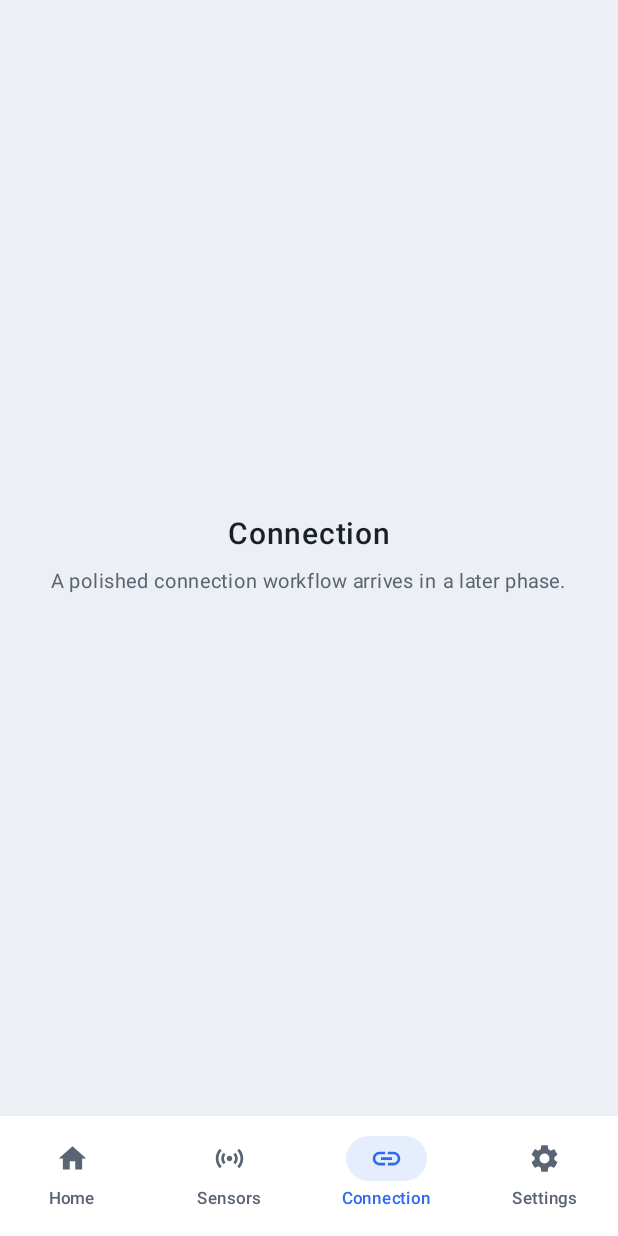
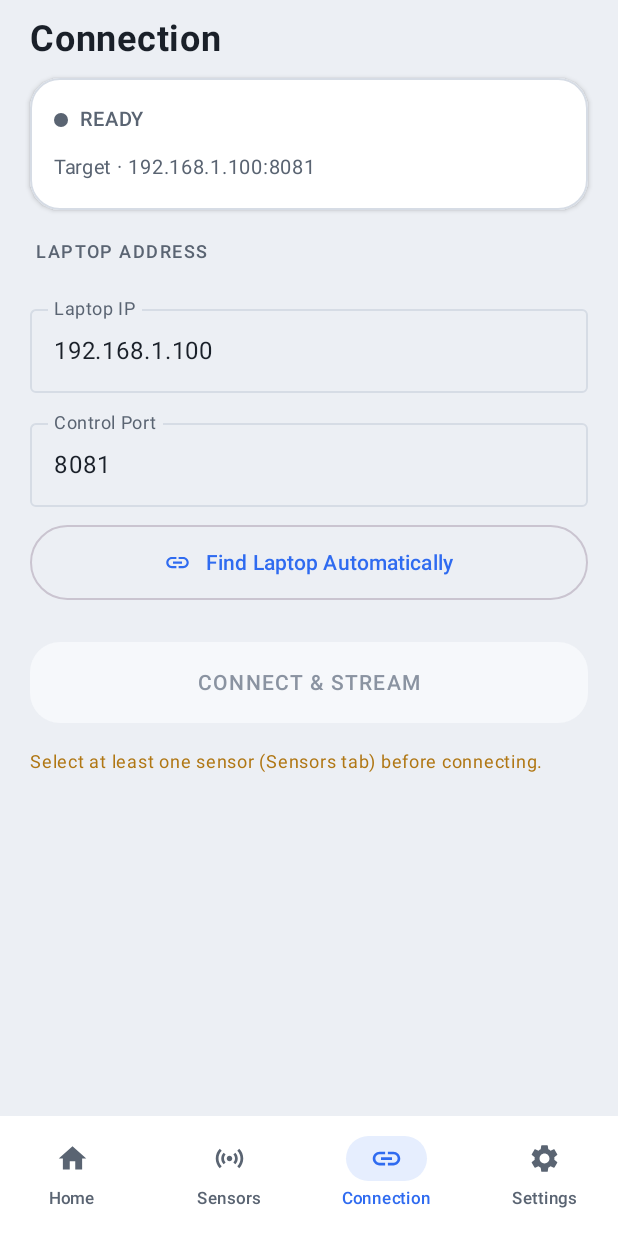
Before and after one commit to devamwork01/mobile_to_ROS, an Android app built with Jetpack Compose: the screen it shows after launch (MainActivity), item 3 of the bottom bar chosen, on a phone screen of 412 x 824 dp. Run offline under Robolectric (Android 15) with nearby library versions, the phone set to English and light mode, and no system bars.

Commit message:
feat(phone-ui): Connection screen — editable IP/port + Find Laptop + connect/disconnect
Replaces the Connection placeholder: status card (badge/host/latency/packets),
editable Laptop IP + Control Port fields (vm.setHost/setPort, locked while
connected), 'Find Laptop Automatically' (vm.discover with progress), and a
Connect/Disconnect action (vm.toggleStreaming) with a no-sensors hint. Restores
the ability to target + connect to the laptop from the redesigned UI.

Co-Authored-By: Claude Opus 4.8 <noreply@anthropic.com>

```diff
--- a/android/app/src/main/java/com/sensorstream/ui/AppScaffold.kt
+++ b/android/app/src/main/java/com/sensorstream/ui/AppScaffold.kt
@@ -23,6 +23,7 @@ import com.sensorstream.ui.components.SsIcons
 import com.sensorstream.ui.nav.AppNav
 import com.sensorstream.ui.nav.Screen
 import com.sensorstream.ui.nav.rememberAppNav
+import com.sensorstream.ui.screens.ConnectionScreen
 import com.sensorstream.ui.screens.HomeScreen
 import com.sensorstream.ui.screens.SensorDetailScreen
 import com.sensorstream.ui.screens.SensorsScreen
@@ -80,7 +81,7 @@ private fun AppContent(vm: StreamViewModel, nav: AppNav, current: Screen) {
     when (current) {
         is Screen.Home -> HomeScreen(vm, nav)
         is Screen.Sensors -> SensorsScreen(vm, nav)
-        is Screen.Connection -> Placeholder("Connection", "A polished connection workflow arrives in a later phase.")
+        is Screen.Connection -> ConnectionScreen(vm)
         is Screen.Settings -> Placeholder("Settings", "Theme, units and 3D preferences arrive in a later phase.")
         is Screen.Detail -> SensorDetailScreen(vm, nav, current.handle)
     }
--- /dev/null
+++ b/android/app/src/main/java/com/sensorstream/ui/screens/ConnectionScreen.kt
@@ -0,0 +1,162 @@
+package com.sensorstream.ui.screens
+
+import androidx.compose.foundation.layout.Arrangement
+import androidx.compose.foundation.layout.Column
+import androidx.compose.foundation.layout.Row
+import androidx.compose.foundation.layout.Spacer
+import androidx.compose.foundation.layout.fillMaxWidth
+import androidx.compose.foundation.layout.height
+import androidx.compose.foundation.layout.padding
+import androidx.compose.foundation.layout.size
+import androidx.compose.foundation.rememberScrollState
+import androidx.compose.foundation.text.KeyboardOptions
+import androidx.compose.foundation.verticalScroll
+import androidx.compose.material3.CircularProgressIndicator
+import androidx.compose.material3.OutlinedButton
+import androidx.compose.material3.OutlinedTextField
+import androidx.compose.material3.OutlinedTextFieldDefaults
+import androidx.compose.material3.Text
+import androidx.compose.runtime.Composable
+import androidx.compose.runtime.collectAsState
+import androidx.compose.runtime.getValue
+import androidx.compose.ui.Alignment
+import androidx.compose.ui.Modifier
+import androidx.compose.ui.text.font.FontWeight
+import androidx.compose.ui.text.input.KeyboardType
+import androidx.compose.ui.unit.dp
+import androidx.compose.ui.unit.sp
+import androidx.compose.material3.ButtonDefaults
+import androidx.compose.material3.Icon
+import com.sensorstream.ui.components.PrimaryActionButton
+import com.sensorstream.ui.components.SectionHeader
+import com.sensorstream.ui.components.SsCard
+import com.sensorstream.ui.components.SsIcons
+import com.sensorstream.ui.components.StatusBadge
+import com.sensorstream.ui.components.StreamPhase
+import com.sensorstream.ui.components.phase
+import com.sensorstream.ui.signal.Fmt
+import com.sensorstream.ui.theme.Ss
+import com.sensorstream.ui.theme.SsDims
+import com.sensorstream.ui.theme.SsType
+import com.sensorstream.vm.StreamViewModel
+
+@Composable
+fun ConnectionScreen(vm: StreamViewModel) {
+    val state by vm.engineState.collectAsState()
+    val sel by vm.sel.collectAsState()
+    val discovering by vm.discovering.collectAsState()
+    val c = Ss.colors
+
+    val phase = state.phase()
+    val active = phase == StreamPhase.STREAMING || state.connecting || state.connected
+    val fieldsEnabled = !active // don't edit target while connected
+
+    val tfColors = OutlinedTextFieldDefaults.colors(
+        focusedBorderColor = c.accent,
+        unfocusedBorderColor = c.line,
+        focusedTextColor = c.fg,
+        unfocusedTextColor = c.fg,
+        focusedLabelColor = c.accent,
+        unfocusedLabelColor = c.muted,
+        cursorColor = c.accent,
+        disabledBorderColor = c.line,
+        disabledTextColor = c.muted,
+        disabledLabelColor = c.faint,
+    )
+
+    Column(
+        Modifier.fillMaxWidth().verticalScroll(rememberScrollState())
+            .padding(horizontal = SsDims.screenPad, vertical = SsDims.gap),
+        verticalArrangement = Arrangement.spacedBy(SsDims.gap),
+    ) {
+        Text("Connection", color = c.fg, fontSize = 24.sp, fontWeight = FontWeight.Bold)
+
+        // Status card
+        SsCard(Modifier.fillMaxWidth()) {
+            Column(verticalArrangement = Arrangement.spacedBy(8.dp)) {
+                Row(Modifier.fillMaxWidth(), horizontalArrangement = Arrangement.SpaceBetween) {
+                    StatusBadge(phase)
+                    Text(if (state.connected || state.streaming) "Wi-Fi" else "", color = c.faint, fontSize = 12.sp)
+                }
+                Text(
+                    if (state.connected || state.streaming) "Laptop · ${sel.host}:${sel.port}"
+                    else "Target · ${sel.host}:${sel.port}",
+                    color = c.muted, fontSize = 13.sp,
+                )
+                if (state.connected || state.streaming) {
+                    InfoLine("Latency", if (state.rttMs > 0f) "${Fmt.value(state.rttMs, 1)} ms" else "—")
+                    InfoLine("Packets", state.sentPackets.toString())
+                    InfoLine("Dropped", state.droppedSamples.toString())
+                }
+                state.error?.let {
+                    Text("Connection failed", color = c.err, fontSize = 13.sp, fontWeight = FontWeight.SemiBold,
+                        modifier = Modifier.padding(top = 4.dp))
+                    Text(it, color = c.muted, fontSize = 12.sp)
+                }
+            }
+        }
+
+        // Target (editable)
+        SectionHeader("Laptop Address")
+        OutlinedTextField(
+            value = sel.host,
+            onValueChange = vm::setHost,
+            enabled = fieldsEnabled,
+            label = { Text("Laptop IP") },
+            singleLine = true,
+            keyboardOptions = KeyboardOptions(keyboardType = KeyboardType.Number),
+            colors = tfColors,
+            modifier = Modifier.fillMaxWidth(),
+        )
+        OutlinedTextField(
+            value = sel.port,
+            onValueChange = vm::setPort,
+            enabled = fieldsEnabled,
+            label = { Text("Control Port") },
+            singleLine = true,
+            keyboardOptions = KeyboardOptions(keyboardType = KeyboardType.Number),
+            colors = tfColors,
+            modifier = Modifier.fillMaxWidth(),
+        )
+
+        // Find laptop automatically
+        OutlinedButton(
+            onClick = { vm.discover() },
+            enabled = fieldsEnabled && !discovering,
+            modifier = Modifier.fillMaxWidth().height(50.dp),
+            colors = ButtonDefaults.outlinedButtonColors(contentColor = c.accent),
+        ) {
+            if (discovering) {
+                CircularProgressIndicator(modifier = Modifier.size(18.dp), strokeWidth = 2.dp, color = c.accent)
+                Spacer(Modifier.size(10.dp))
+                Text("Searching for laptop…")
+            } else {
+                Icon(SsIcons.forKey("connection"), contentDescription = null, modifier = Modifier.size(18.dp))
+                Spacer(Modifier.size(10.dp))
+                Text("Find Laptop Automatically")
+            }
+        }
+
+        Spacer(Modifier.height(4.dp))
+
+        // Connect / Disconnect
+        PrimaryActionButton(
+            text = if (active) "Disconnect" else "Connect & Stream",
+            onClick = { vm.toggleStreaming() },
+            enabled = active || (sel.enabled.isNotEmpty() && sel.port.trim().toIntOrNull() != null),
+            danger = active,
+        )
+        if (!active && sel.enabled.isEmpty()) {
+            Text("Select at least one sensor (Sensors tab) before connecting.",
+                color = c.warn, fontSize = 12.sp, modifier = Modifier.padding(top = 2.dp))
+        }
+    }
+}
+
+@Composable
+private fun InfoLine(label: String, value: String) {
+    Row(Modifier.fillMaxWidth(), horizontalArrangement = Arrangement.SpaceBetween) {
+        Text(label, color = Ss.colors.muted, fontSize = 13.sp)
+        Text(value, style = SsType.mono, color = Ss.colors.fg, fontSize = 13.sp, fontWeight = FontWeight.SemiBold)
+    }
+}
```
